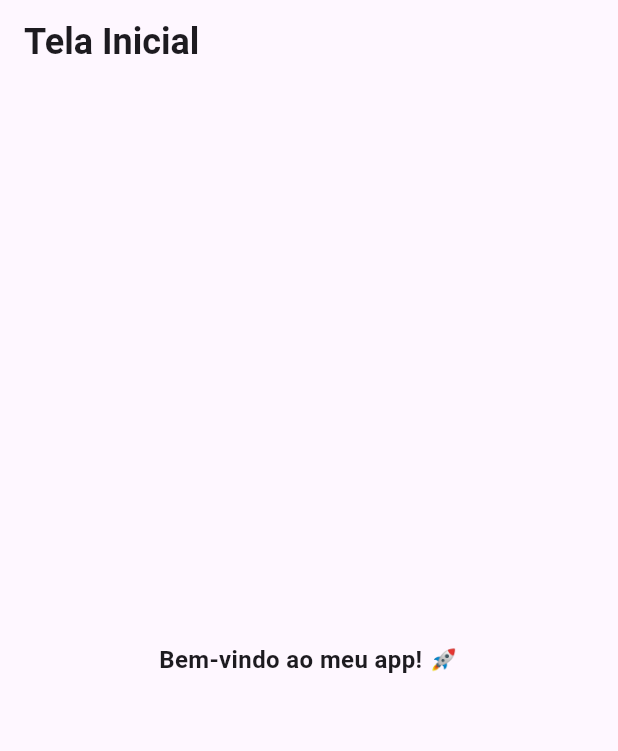
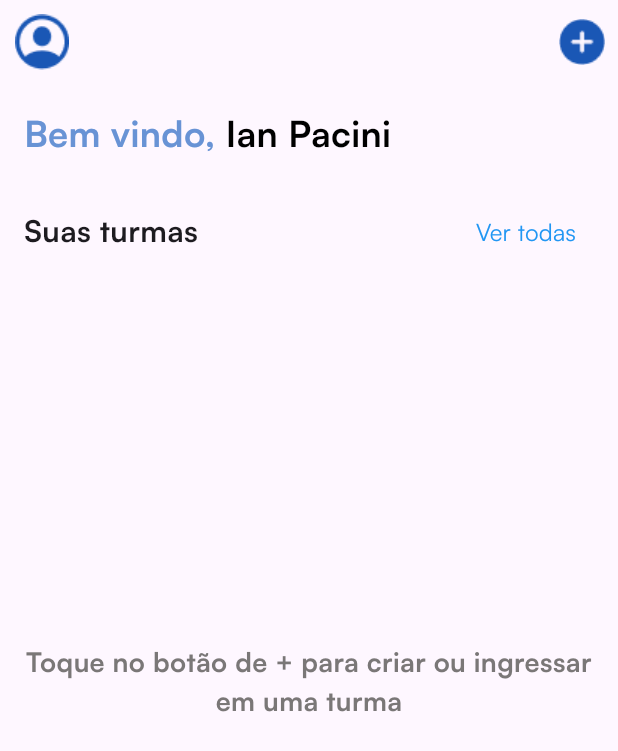
Before and after one commit to Dan-Nobre/NFCollege, a Flutter app: the screen it shows after launch, on a phone screen of 412 x 824 dp. Shown: the top 751 px of the screen. Run offline on Flutter 3.47's test engine with Material 3 defaults, Android fonts, the phone set to English and light mode, and no system bars; missing offline and left inert: nfc_manager.

Commit message:
finalizando a tela inicial

```diff
--- a/lib/Features/InitialScreen/View/InitialScreen.dart
+++ b/lib/Features/InitialScreen/View/InitialScreen.dart
@@ -1,4 +1,5 @@
 import 'package:flutter/material.dart';
+import 'package:nfcollege/Features/components/modal_bottom_sheet.dart';
 
 class InitialScreen extends StatelessWidget {
   const InitialScreen({super.key});
@@ -7,10 +8,69 @@ class InitialScreen extends StatelessWidget {
   Widget build(BuildContext context) {
     return Scaffold(
       appBar: AppBar(
-        title: const Text('Tela Inicial'),
+        leading: IconButton(
+            icon: Image.asset("Resources/assets/images/user-icon.png"),
+            onPressed: () {
+              // navega para o perfil (falta implementar no figma)
+            },
+          ),
+        actions: [
+          IconButton(
+            icon: Image.asset("Resources/assets/images/addButton.png"),
+            onPressed: () {
+              showTurmaModal(context);
+            },
+          ),
+        ],
       ),
-      body: const Center(
-        child: Text('Bem-vindo ao meu app! 🚀'),
+      body: Padding(
+        padding: const EdgeInsets.all(16.0),
+        child: Column(
+          crossAxisAlignment: CrossAxisAlignment.start,
+          children: [
+            Row(
+              children: [
+                const Text(
+                  'Bem vindo, ',
+                  style: TextStyle(fontSize: 24, fontWeight: FontWeight.bold, color: Color(0xff6893D5)),
+                ),
+
+                const Text(
+                  'Ian Pacini',
+                  style: TextStyle(fontSize: 24, color: Colors.black),
+                ),
+              ],
+            ),
+            const SizedBox(height: 24),
+            Row(
+              mainAxisAlignment: MainAxisAlignment.spaceBetween,
+              children: [
+                const Text(
+                  'Suas turmas',
+                  style: TextStyle(fontSize: 20, fontWeight: FontWeight.bold),
+                ),
+                TextButton(
+                  onPressed: () {
+                    // Navega para a tela de todas as turmas (esperar código)
+                  },
+                  child: const Text(
+                    'Ver todas',
+                    style: TextStyle(fontSize: 16, color: Colors.blue),
+                  ),
+                ),
+              ],
+            ),
+            const SizedBox(height: 250),
+            const Center(
+              child: Text(
+                'Toque no botão de + para criar ou ingressar em uma turma',
+                style: TextStyle(fontSize: 18, color: Color(0xFF7A7777)),
+                textAlign: TextAlign.center,
+              ),
+            ),
+            const Spacer(),
+          ],
+        ),
       ),
     );
   }
--- a/lib/main.dart
+++ b/lib/main.dart
@@ -1,7 +1,5 @@
 import 'package:flutter/material.dart';
 import 'package:nfcollege/Features/InitialScreen/View/InitialScreen.dart';
-
-import 'Features/InitialScreen/View/InitialScreen.dart';
 // import 'package:nfa/presentation/screen/read_write_nfc_screen.dart';
 
 
@@ -16,7 +14,7 @@ class MyApp extends StatelessWidget {
   Widget build(BuildContext context) {
     return MaterialApp(
       debugShowCheckedModeBanner: false,
-      title: 'NFC MANAGER',
+      title: 'NFC COLLEGE',
       theme: ThemeData(
         fontFamily: 'Satoshi',
         textTheme: TextTheme(
```
Also changed, not shown: lib/Features/components/modal_bottom_sheet.dart (added, +84 -0 lines), pubspec.yaml (+19 -19 lines).
